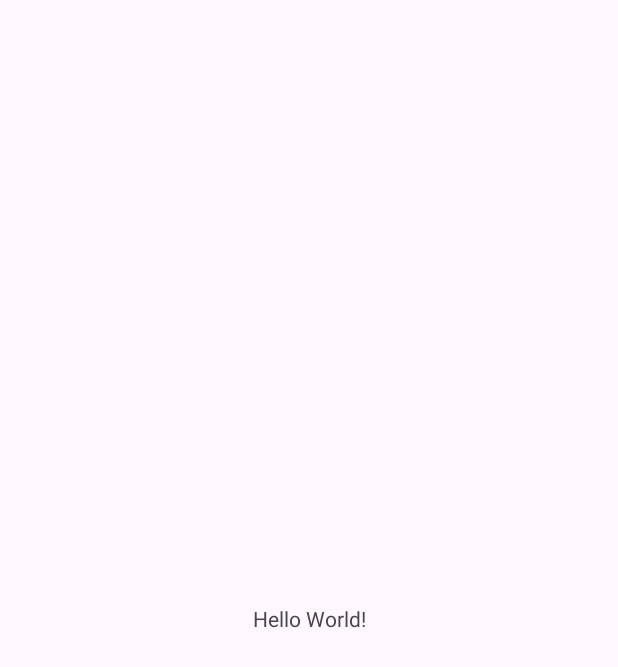
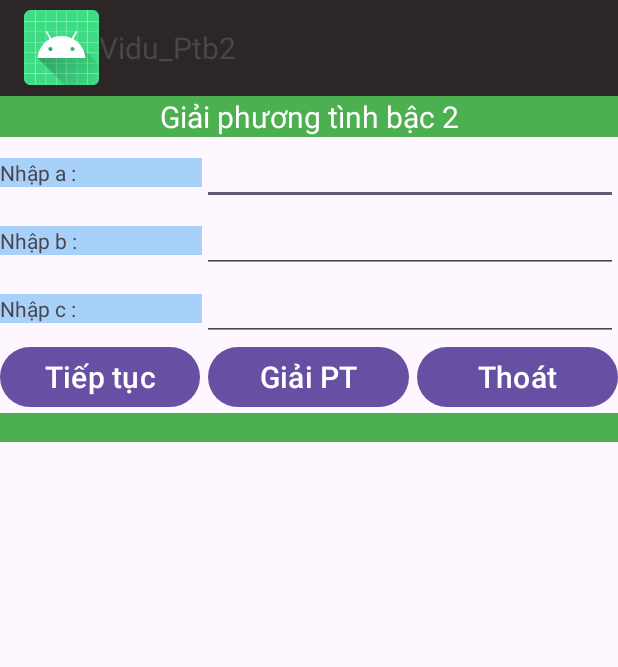
Before and after one commit to Davidpham310/CSE_PRACTICE, an Android app: the screen it shows after launch (MainActivity), on a phone screen of 412 x 824 dp. Before the commit the part shown is almost empty. Shown: the top 667 px of the screen. Run offline under Robolectric (Android 15) with nearby library versions, the light colour scheme and no system bars.

Commit message:
Complete Interface

```diff
--- a/Ex07/app/src/main/res/layout/activity_main.xml
+++ b/Ex07/app/src/main/res/layout/activity_main.xml
@@ -7,13 +7,118 @@
     android:layout_height="match_parent"
     tools:context=".MainActivity">
 
-    <TextView
-        android:layout_width="wrap_content"
+    <androidx.appcompat.widget.Toolbar
+        android:id="@+id/toolbar"
+        android:layout_width="match_parent"
         android:layout_height="wrap_content"
-        android:text="Hello World!"
-        app:layout_constraintBottom_toBottomOf="parent"
+        android:background="#2C2626"
         app:layout_constraintEnd_toEndOf="parent"
         app:layout_constraintStart_toStartOf="parent"
-        app:layout_constraintTop_toTopOf="parent" />
+        app:layout_constraintTop_toTopOf="parent"
+        app:popupTheme="@style/ThemeOverlay.AppCompat.Light">
 
+        <ImageView
+            android:layout_width="50dp"
+            android:layout_height="50dp"
+            android:src="@mipmap/ic_launcher" />
+
+        <TextView
+            android:layout_width="wrap_content"
+            android:layout_height="wrap_content"
+            android:text="Vidu_Ptb2"
+            android:textSize="20sp"
+            tools:ignore="HardcodedText" />
+    </androidx.appcompat.widget.Toolbar>
+
+    <TextView
+        android:id="@+id/textView"
+        android:layout_width="match_parent"
+        android:layout_height="wrap_content"
+        android:background="#4CAF50"
+        android:gravity="center"
+        android:text="Giải phương tình bậc 2"
+        android:textColor="@color/white"
+        android:textSize="20sp"
+        app:layout_constraintTop_toBottomOf="@+id/toolbar"
+        tools:ignore="HardcodedText" />
+
+    <LinearLayout
+        android:layout_width="match_parent"
+        android:layout_height="wrap_content"
+        android:orientation="vertical"
+        app:layout_constraintTop_toBottomOf="@+id/textView">
+
+        <TableLayout
+            android:layout_width="match_parent"
+            android:layout_height="wrap_content"
+            android:stretchColumns="0">
+            <TableRow>
+                <TextView
+                    android:text="Nhập a : "
+                    android:background="#632196F3"
+                    android:layout_width="match_parent"
+                    android:layout_height="wrap_content"
+                    tools:ignore="HardcodedText" />
+                <EditText
+                    android:layout_width="wrap_content"
+                    android:layout_height="wrap_content"
+                    android:ems="13"/>
+            </TableRow>
+            <TableRow>
+                <TextView
+                    android:text="Nhập b : "
+                    android:background="#632196F3"
+                    android:layout_width="match_parent"
+                    android:layout_height="wrap_content"
+                    tools:ignore="HardcodedText" />
+                <EditText
+                    android:layout_width="wrap_content"
+                    android:layout_height="wrap_content"
+                    android:ems="13"/>
+            </TableRow>
+            <TableRow>
+                <TextView
+                    android:text="Nhập c : "
+                    android:background="#632196F3"
+                    android:layout_width="match_parent"
+                    android:layout_height="wrap_content"
+                    tools:ignore="HardcodedText" />
+                <EditText
+                    android:layout_width="wrap_content"
+                    android:layout_height="wrap_content"
+                    android:ems="13"/>
+            </TableRow>
+        </TableLayout>
+        <LinearLayout
+            android:layout_width="match_parent"
+            android:layout_height="wrap_content">
+            <Button
+                android:layout_width="0dp"
+                android:layout_weight="1"
+                android:layout_height="wrap_content"
+                android:text="Tiếp tục"
+                android:textSize="20sp"
+                tools:ignore="HardcodedText" />
+            <Button
+                android:layout_width="0dp"
+                android:layout_weight="1"
+                android:layout_height="wrap_content"
+                android:text="Giải PT"
+                android:layout_marginHorizontal="5dp"
+                android:textSize="20sp"
+                tools:ignore="HardcodedText" />
+            <Button
+                android:layout_width="0dp"
+                android:layout_weight="1"
+                android:layout_height="wrap_content"
+                android:text="Thoát"
+                android:textSize="20sp"
+                tools:ignore="HardcodedText" />
+        </LinearLayout>
+        <TextView
+            android:layout_width="match_parent"
+            android:layout_height="wrap_content"
+            android:textColor="@color/white"
+            android:background="#4CAF50"/>
+    </LinearLayout>
 </androidx.constraintlayout.widget.ConstraintLayout>
```
